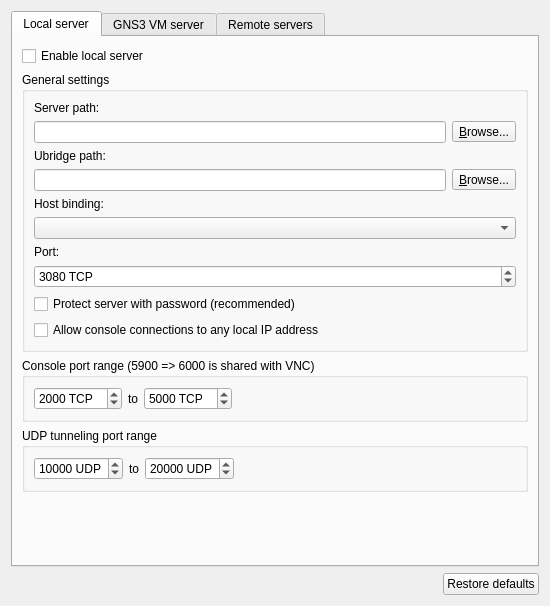
First picture: the form in gns3/ui/server_preferences_page.ui, repository GNS3/gns3-gui, before the edit.
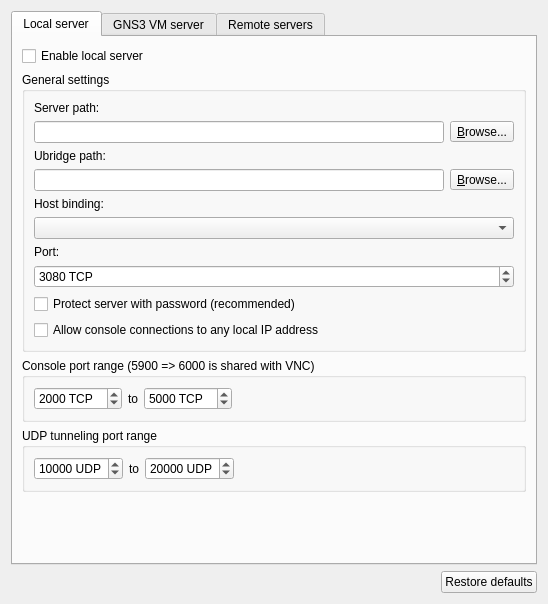
Second picture: the form after the edit.

The edit to the form file:
```diff
--- a/gns3/ui/server_preferences_page.ui
+++ b/gns3/ui/server_preferences_page.ui
@@ -6,8 +6,8 @@
    <rect>
     <x>0</x>
     <y>0</y>
-    <width>550</width>
-    <height>606</height>
+    <width>548</width>
+    <height>604</height>
    </rect>
   </property>
   <property name="sizePolicy">
```
